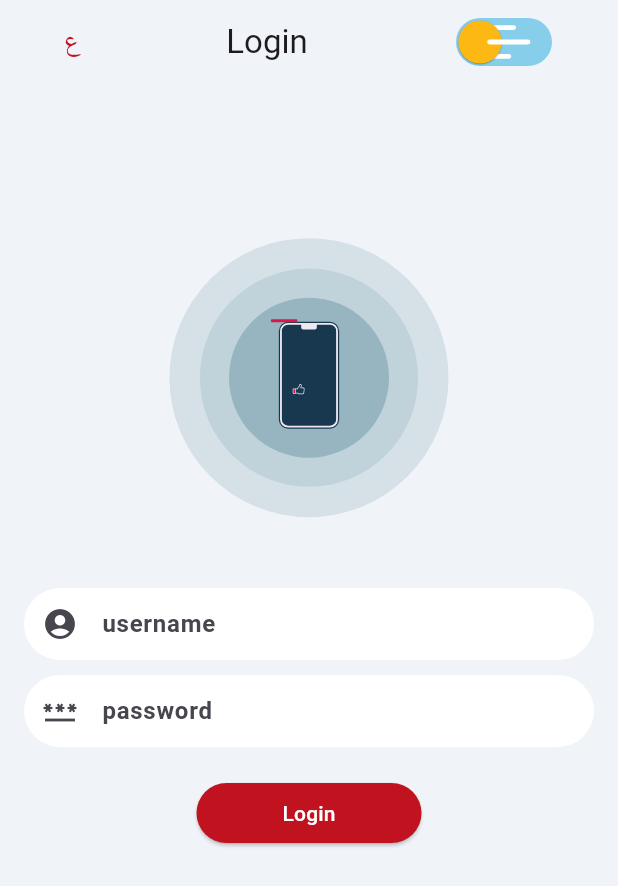
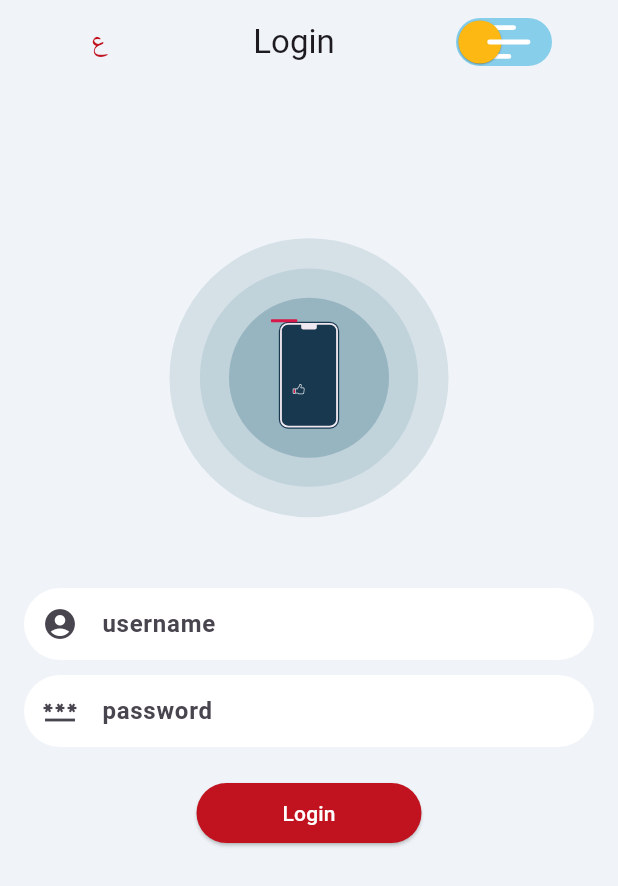
Before and after one commit to marcosherif/Eqra-al-khabar, a Flutter app: the screen it shows after launch, on a phone screen of 412 x 824 dp. Shown: the top 886 px of the screen. Run offline on Flutter 3.47's test engine with Material 3 defaults, Android fonts, the phone set to English and light mode, and no system bars; our stand-ins replace bloc_concurrency, dio, easy_localization, equatable, flutter_bloc, google_fonts and 7 more; missing offline and left inert: flip_card_swiper, flutter_inappwebview.

Commit message:
FIX: auth screen ui issues

```diff
--- a/lib/features/authentication/presentation/screen/auth_screen.dart
+++ b/lib/features/authentication/presentation/screen/auth_screen.dart
@@ -34,7 +34,9 @@ class _LoginPageState extends State<LoginPage> {
         title: Row(
           mainAxisAlignment: MainAxisAlignment.spaceBetween,
           children: [
-            TextButton(
+            SizedBox(
+              width: 100,
+              child: TextButton(
                 onPressed: () {
                   Locale locale;
                   if (context.locale == Locale('en')) {
@@ -49,6 +51,7 @@ class _LoginPageState extends State<LoginPage> {
                   style: Theme.of(
                     context,
                   ).textTheme.titleSmall?.copyWith(fontSize: 18),
+                ),
               ),
             ),
             Text('login').tr(),
```
Also changed, not shown: 1 other file. Lines whose indentation alone changed are shown as unchanged.
